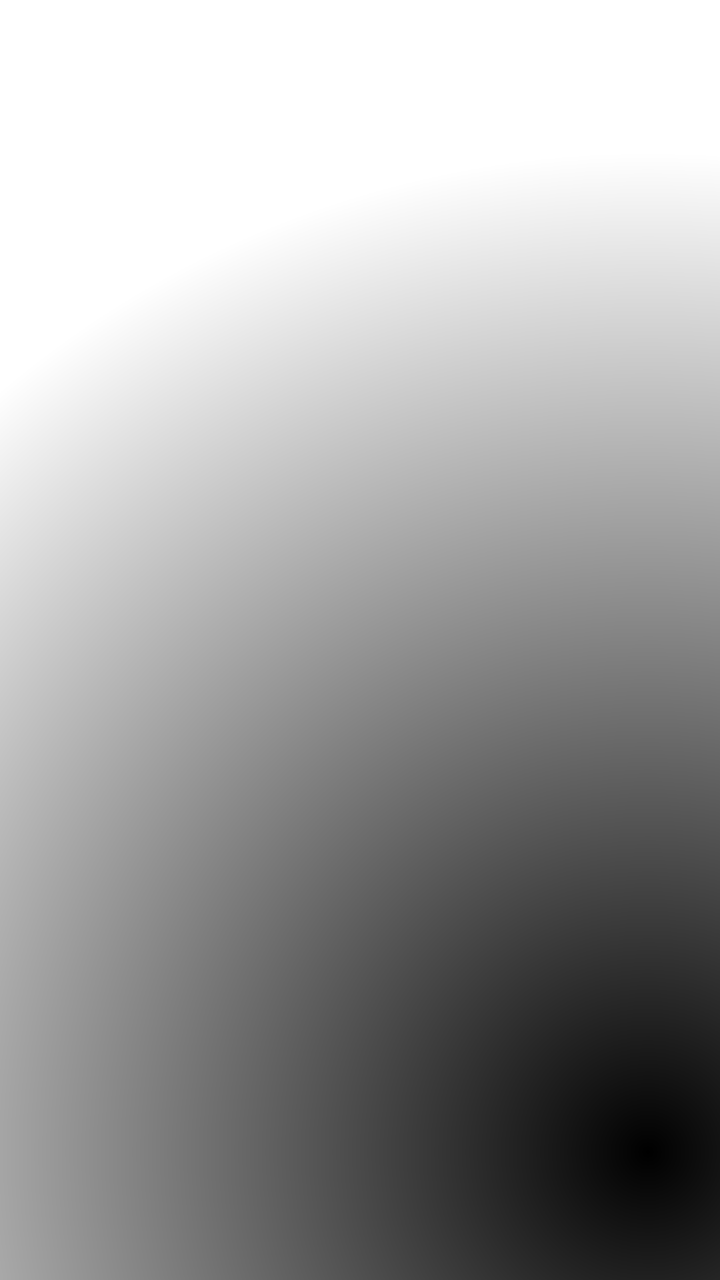
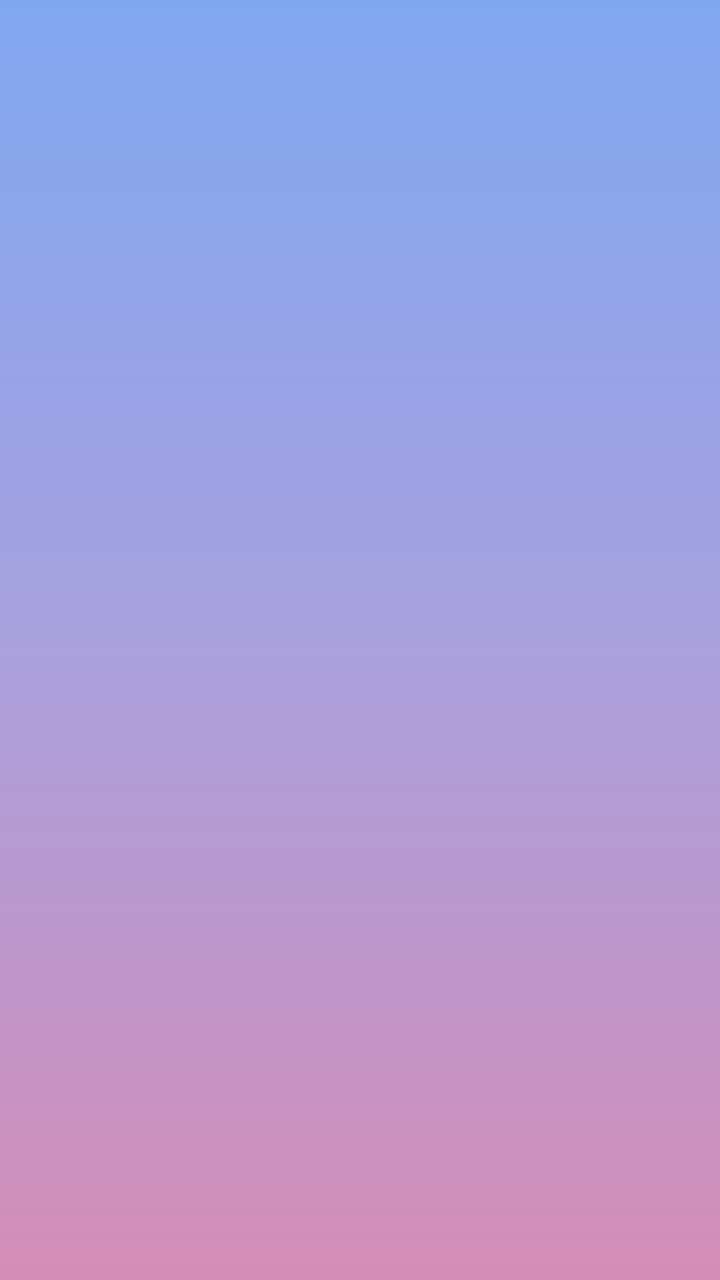

Screens rendered from an Android XML layout before and after an edit, with the pre-edit source and the edit as a unified diff.
<!-- AndroidManifest.xml: application theme Theme._24012011230_MAD_Practical6 -->
<!-- res/layout/activity_splash.xml -->
<?xml version="1.0" encoding="utf-8"?>
<androidx.constraintlayout.widget.ConstraintLayout xmlns:android="http://schemas.android.com/apk/res/android"
    xmlns:app="http://schemas.android.com/apk/res-auto"
    xmlns:tools="http://schemas.android.com/tools"
    android:background="@drawable/rectangle_gradient"
    android:id="@+id/main"
    android:layout_width="match_parent"
    android:layout_height="match_parent"
    tools:context=".SplashActivity">
<ImageView
    android:id="@+id/inglogo"
    android:layout_width="match_parent"
    android:layout_height="120dp"
    app:layout_constraintBottom_toBottomOf="parent"
    app:layout_constraintTop_toTopOf="parent"/>

</androidx.constraintlayout.widget.ConstraintLayout>
<!-- resources referenced by this layout -->
<resources>
  <!-- drawable rectangle_gradient (drawable) -->
  <?xml version="1.0" encoding="utf-8"?>
  <shape xmlns:android="http://schemas.android.com/apk/res/android" android:shape="rectangle">
      <gradient android:type="radial" android:centerX="0.9" android:centerY="0.9" android:startColor="@color/black" android:endColor="@color/white" android:gradientRadius="1500">
  
      </gradient>
  
  </shape>
  <style name="Theme._24012011230_MAD_Practical6" parent="Base.Theme._24012011230_MAD_Practical6" />
  <color name="black">#FF000000</color>
  <color name="white">#FFFFFFFF</color>
  <style name="Base.Theme._24012011230_MAD_Practical6" parent="Theme.Material3.DayNight.NoActionBar">
          
          
      </style>
</resources>

<!-- the commit's change to res/layout/activity_splash.xml (unified diff, before → after) -->
@@ -2,16 +2,20 @@
 <androidx.constraintlayout.widget.ConstraintLayout xmlns:android="http://schemas.android.com/apk/res/android"
     xmlns:app="http://schemas.android.com/apk/res-auto"
     xmlns:tools="http://schemas.android.com/tools"
-    android:background="@drawable/rectangle_gradient"
     android:id="@+id/main"
     android:layout_width="match_parent"
     android:layout_height="match_parent"
+    android:background="@drawable/rectangle_gradient"
     tools:context=".SplashActivity">
-<ImageView
-    android:id="@+id/inglogo"
-    android:layout_width="match_parent"
-    android:layout_height="120dp"
-    app:layout_constraintBottom_toBottomOf="parent"
-    app:layout_constraintTop_toTopOf="parent"/>
+
+    <ImageView
+        android:id="@+id/imglogo"
+        android:layout_width="match_parent"
+        android:layout_height="120dp"
+        app:layout_constraintTop_toTopOf="parent"
+        app:layout_constraintBottom_toBottomOf="parent">
+
+    </ImageView>
+
 
 </androidx.constraintlayout.widget.ConstraintLayout>
<!-- resource entries referenced after the edit -->
@@ -2,15 +2,17 @@
 <resources>
   <!-- drawable rectangle_gradient (drawable) -->
   <?xml version="1.0" encoding="utf-8"?>
-  <shape xmlns:android="http://schemas.android.com/apk/res/android" android:shape="rectangle">
-      <gradient android:type="radial" android:centerX="0.9" android:centerY="0.9" android:startColor="@color/black" android:endColor="@color/white" android:gradientRadius="1500">
+  <shape xmlns:android="http://schemas.android.com/apk/res/android"
+      android:shape="rectangle">
   
-      </gradient>
+      <gradient
+          android:startColor="#7FA7F1"
+          android:centerColor="#A9A1DE"
+          android:endColor="#D58DB7"
+          android:angle="270" />
   
   </shape>
   <style name="Theme._24012011230_MAD_Practical6" parent="Base.Theme._24012011230_MAD_Practical6" />
-  <color name="black">#FF000000</color>
-  <color name="white">#FFFFFFFF</color>
   <style name="Base.Theme._24012011230_MAD_Practical6" parent="Theme.Material3.DayNight.NoActionBar">
           
           
